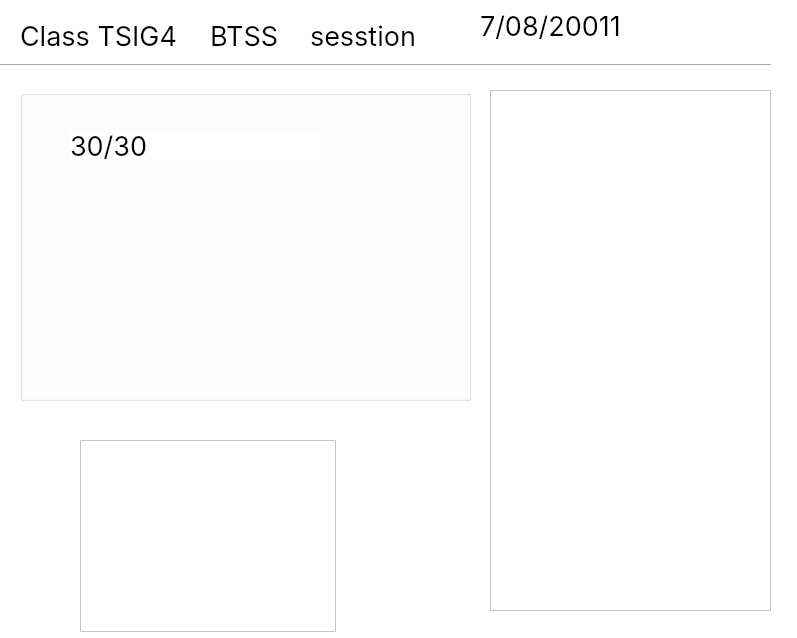
Old version of the form School_System/ui/ViewClassDialog.ui in the repository KasperJack/School-Management-System.
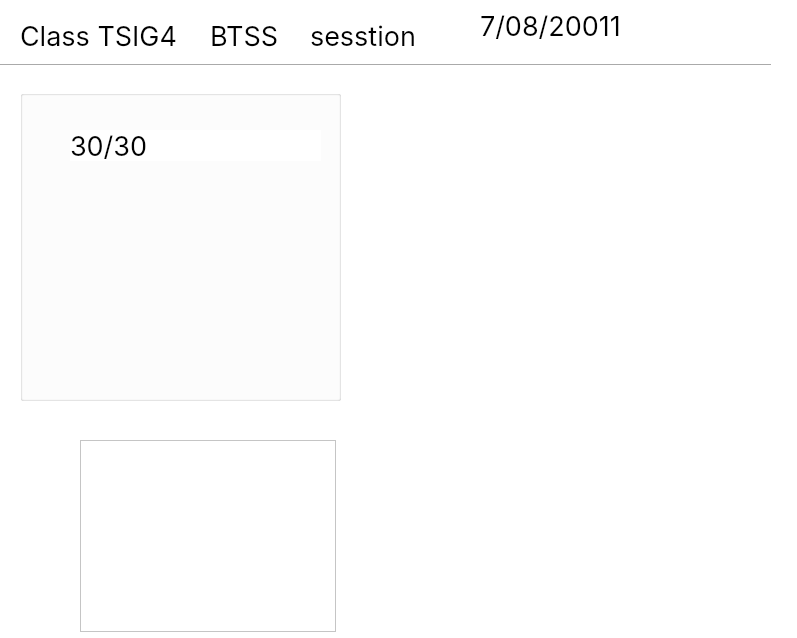
New version of the form.

The edit to the form file:
```diff
--- a/School_System/ui/ViewClassDialog.ui
+++ b/School_System/ui/ViewClassDialog.ui
@@ -54,7 +54,7 @@
     <rect>
      <x>20</x>
      <y>90</y>
-     <width>451</width>
+     <width>321</width>
      <height>311</height>
     </rect>
    </property>
@@ -148,17 +148,44 @@
     </rect>
    </property>
   </widget>
-  <widget class="QScrollArea" name="scrollArea_students">
+  <widget class="QTableWidget" name="students_table">
    <property name="geometry">
     <rect>
-     <x>490</x>
+     <x>540</x>
      <y>90</y>
-     <width>281</width>
-     <height>521</height>
+     <width>251</width>
+     <height>491</height>
     </rect>
    </property>
-   <property name="widgetResizable">
-    <bool>true</bool>
+   <property name="styleSheet">
+    <string notr="true">            QTableWidget {
+                background-color: white;
+                gridline-color: #E5E7EB;
+                border: none;
+       		alternate-background-color: #F9FAFB;
+				        font-size: 16px;  /* Set font size */
+            }
+
+            QHeaderView::section {
+                background-color: #F3F4F6;
+                padding: 10px;
+					padding-left: 5px;
+                border: none;
+                font-weight: bold;
+                color: #374151;
+            }
+
+
+    QTableView::item {
+        border-bottom: 1px solid #E5E7EB;
+        border-right: none;
+    }
+
+/*
+        QTableWidget::item {
+            selection-background-color: transparent;
+            selection-color: black;  */
+</string>
    </property>
    <widget class="QWidget" name="scrollAreaWidgetContents">
     <property name="geometry">
```
Left out of the diff: 10 changed lines with no effect on the pictures.
